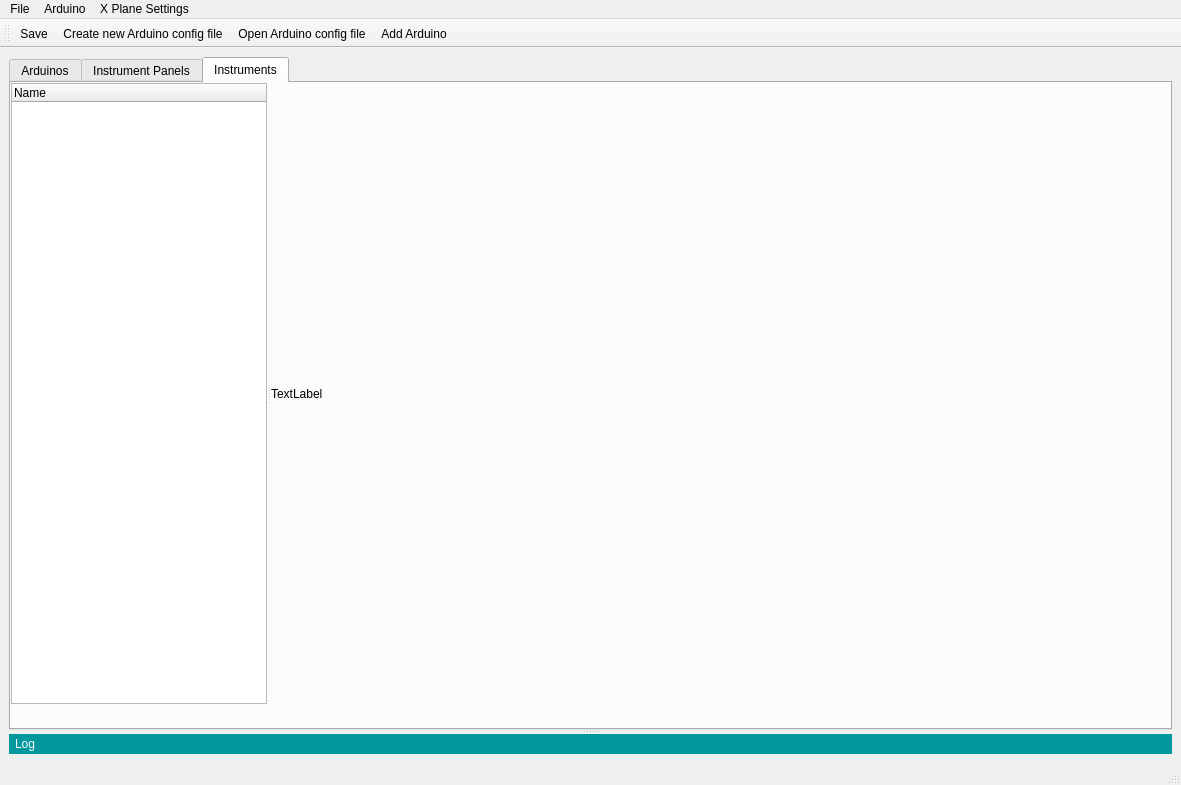
The window that gui/mainwindow.ui (leleopard/pyXPArduino) describes before a commit, drawn with Qt 5.
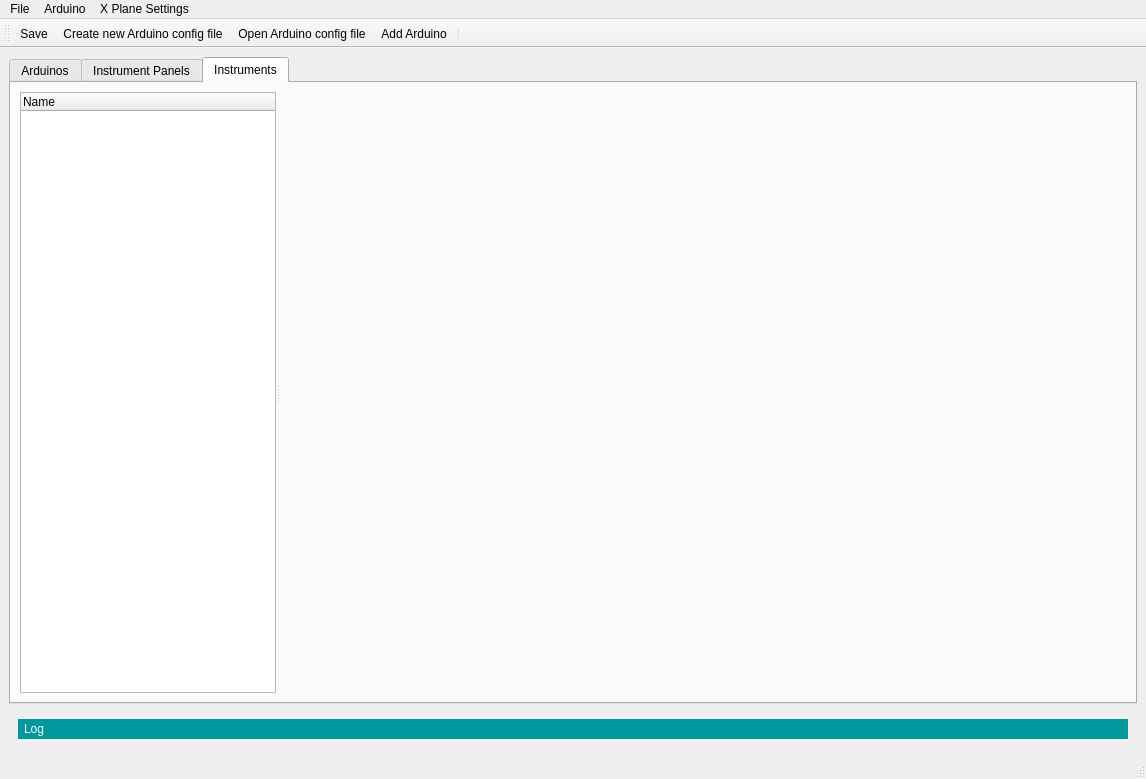
The same window after the commit. The open tabs and pages were chosen to show the change. Icons and pictures are not drawn.

The edit to the form file:
```diff
--- a/gui/mainwindow.ui
+++ b/gui/mainwindow.ui
@@ -6,8 +6,8 @@
    <rect>
     <x>0</x>
     <y>0</y>
-    <width>1181</width>
-    <height>785</height>
+    <width>1146</width>
+    <height>779</height>
    </rect>
   </property>
   <property name="sizePolicy">
@@ -38,16 +38,6 @@
    </property>
    <layout class="QVBoxLayout" name="verticalLayout">
     <item>
-     <widget class="QSplitter" name="splitter_2">
-      <property name="sizePolicy">
-       <sizepolicy hsizetype="Expanding" vsizetype="Expanding">
-        <horstretch>0</horstretch>
-        <verstretch>0</verstretch>
-       </sizepolicy>
-      </property>
-      <property name="orientation">
-       <enum>Qt::Vertical</enum>
-      </property>
       <widget class="QTabWidget" name="tabWidget">
        <property name="sizePolicy">
         <sizepolicy hsizetype="Expanding" vsizetype="Preferred">
@@ -557,17 +547,11 @@
         <attribute name="title">
          <string>Instruments</string>
         </attribute>
-        <widget class="QSplitter" name="splitter_3">
-         <property name="geometry">
-          <rect>
-           <x>0</x>
-           <y>0</y>
-           <width>1161</width>
-           <height>621</height>
-          </rect>
-         </property>
+       <layout class="QVBoxLayout" name="verticalLayout_4">
+        <item>
+         <widget class="QSplitter" name="splitter_2">
          <property name="sizePolicy">
-          <sizepolicy hsizetype="Expanding" vsizetype="Expanding">
+           <sizepolicy hsizetype="Expanding" vsizetype="Preferred">
            <horstretch>0</horstretch>
            <verstretch>20</verstretch>
           </sizepolicy>
@@ -577,7 +561,7 @@
          </property>
          <widget class="QWidget" name="widget_2" native="true">
           <property name="sizePolicy">
-           <sizepolicy hsizetype="Expanding" vsizetype="Expanding">
+            <sizepolicy hsizetype="MinimumExpanding" vsizetype="Expanding">
             <horstretch>0</horstretch>
             <verstretch>0</verstretch>
            </sizepolicy>
@@ -603,30 +587,22 @@
            </item>
           </layout>
          </widget>
-         <widget class="QWidget" name="widget_3" native="true">
+          <widget class="QWidget" name="instrumentEditPane" native="true">
           <property name="sizePolicy">
            <sizepolicy hsizetype="Expanding" vsizetype="Expanding">
             <horstretch>3</horstretch>
             <verstretch>0</verstretch>
            </sizepolicy>
           </property>
-          <layout class="QHBoxLayout" name="horizontalLayout_4">
+           <layout class="QHBoxLayout" name="horizontalLayout_instrumentEditPane"/>
+          </widget>
+         </widget>
+        </item>
+       </layout>
+      </widget>
+     </widget>
+    </item>
            <item>
-            <layout class="QGridLayout" name="gridLayout">
-             <item row="0" column="0">
-              <widget class="QLabel" name="label_12">
-               <property name="text">
-                <string>TextLabel</string>
-               </property>
-              </widget>
-             </item>
-            </layout>
-           </item>
-          </layout>
-         </widget>
-        </widget>
-       </widget>
-      </widget>
       <widget class="QWidget" name="widget_logger" native="true">
        <property name="sizePolicy">
         <sizepolicy hsizetype="Preferred" vsizetype="Maximum">
@@ -655,7 +631,6 @@
         </item>
        </layout>
       </widget>
-     </widget>
     </item>
    </layout>
   </widget>
@@ -664,7 +639,7 @@
     <rect>
      <x>0</x>
      <y>0</y>
-     <width>1181</width>
+     <width>1146</width>
      <height>22</height>
     </rect>
    </property>
@@ -710,6 +685,7 @@
    <addaction name="actionCreate_new_Arduino_config_file"/>
    <addaction name="actionOpen_Arduino_config_file"/>
    <addaction name="actionAdd_Arduino"/>
+   <addaction name="separator"/>
   </widget>
   <action name="actionQuit">
    <property name="icon">
```
Left out of the diff: 41 changed lines with no effect on the pictures. Lines whose indentation alone changed are shown as unchanged.
